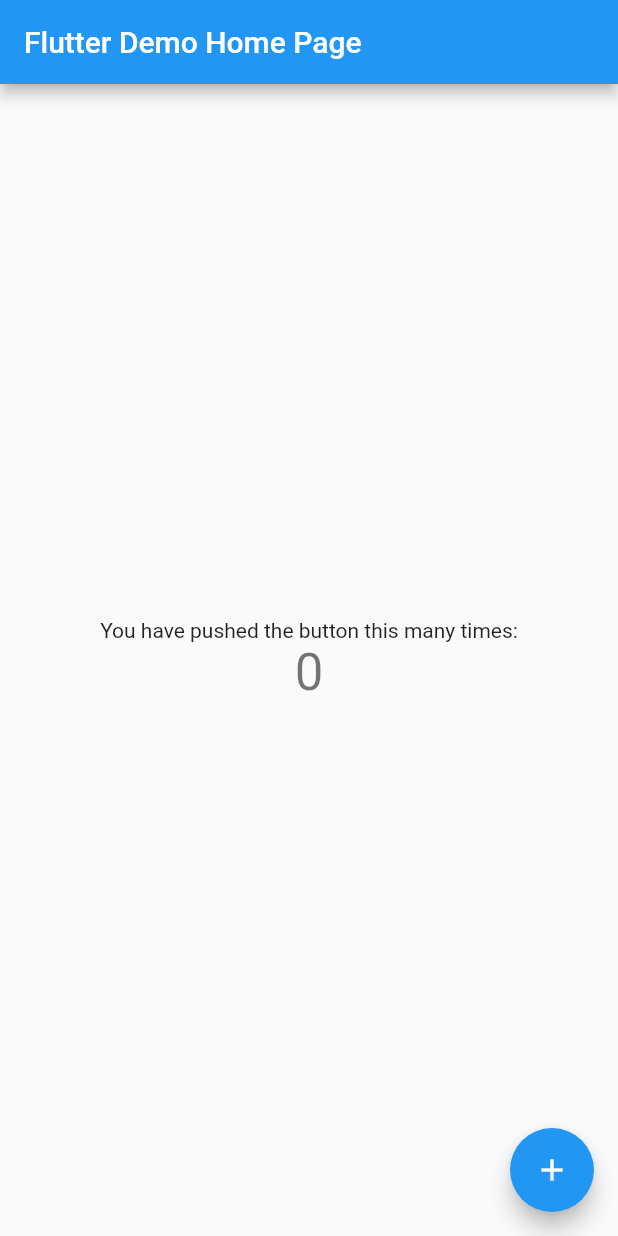
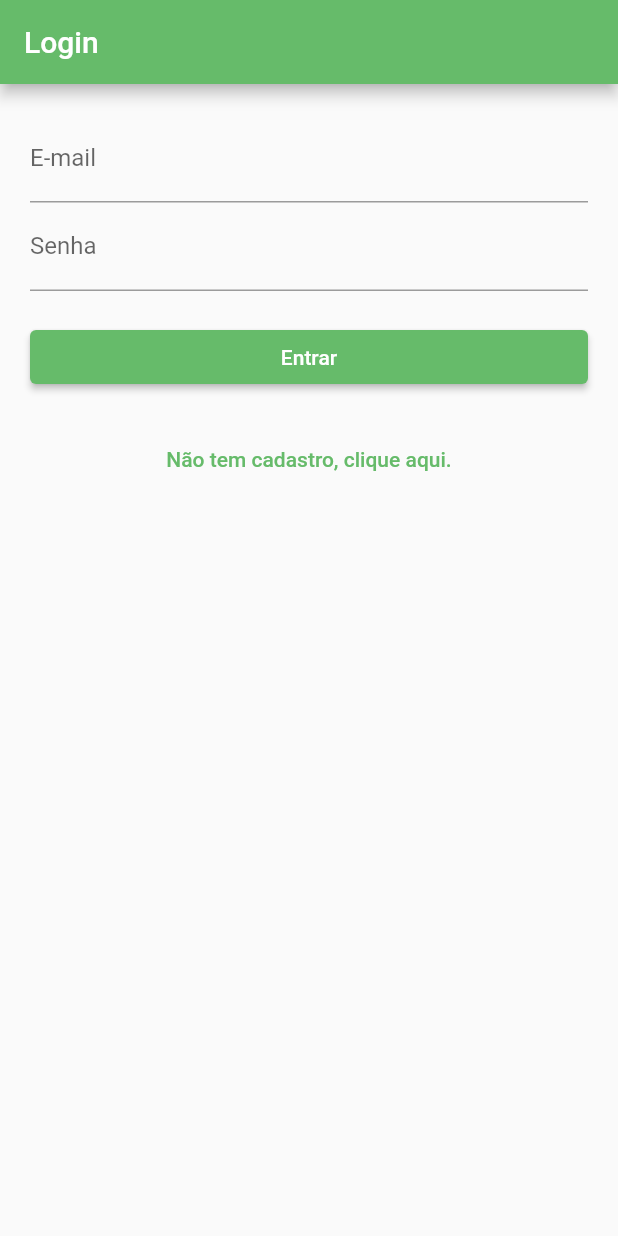
Before and after one commit to Guilhermepzm/trash-finder, a Flutter app: the screen it shows after launch, on a phone screen of 412 x 824 dp. Run offline on Flutter 3.47's test engine with Material 2 defaults, Android fonts, the phone set to English and light mode, and no system bars; our stand-ins replace cloud_firestore, firebase_auth, firebase_core, google_maps_flutter; accounts and stored records are empty.

Commit message:
sprint 2 ok

```diff
--- /dev/null
+++ b/lib/auth/login.dart
@@ -0,0 +1,92 @@
+import 'package:trash_finder/auth/register.dart';
+import 'package:firebase_auth/firebase_auth.dart';
+import 'package:flutter/material.dart';
+
+import '../app/home.dart';
+
+class LoginPage extends StatefulWidget {
+  @override
+  _LoginPageState createState() => _LoginPageState();
+}
+
+class _LoginPageState extends State<LoginPage> {
+  final FirebaseAuth auth = FirebaseAuth.instance;
+  var _formKey = GlobalKey<FormState>();
+
+  String? email, senha;
+
+  Future _login(BuildContext context) async {
+    if (_formKey.currentState!.validate()) {
+      _formKey.currentState!.save();
+
+      try {
+        await auth.signInWithEmailAndPassword(email: email!, password: senha!);
+
+        Navigator.of(context).pushAndRemoveUntil(
+            MaterialPageRoute(builder: (_) => HomePage()), (route) => false);
+      } on FirebaseAuthException catch (ex) {
+        print(ex.message);
+      }
+    }
+  }
+
+  @override
+  Widget build(BuildContext context) {
+    return Scaffold(
+      appBar: AppBar(
+        backgroundColor: Colors.green[400],
+        title: Text("Login"),
+      ),
+      body: Form(
+        key: _formKey,
+        child: Container(
+          padding: const EdgeInsets.all(20),
+          child: Column(
+            children: [
+              TextFormField(
+                decoration: InputDecoration(
+                  labelText: "E-mail",
+                ),
+                onSaved: (value) => email = value,
+              ),
+              TextFormField(
+                decoration: InputDecoration(
+                  labelText: "Senha",
+                ),
+                obscureText: true,
+                onSaved: (value) => senha = value,
+                validator: (value) {
+                  if (value!.length < 6)
+                    return "Senha deve conter no mínimo 6 caracteres";
+                  return null;
+                },
+              ),
+              SizedBox(
+                height: 20,
+              ),
+              Container(
+                width: double.infinity,
+                child: ElevatedButton(
+                  style: ElevatedButton.styleFrom(primary: Colors.green[400]),
+                  onPressed: () => _login(context),
+                  child: Text("Entrar"),
+                ),
+              ),
+              SizedBox(
+                height: 20,
+              ),
+              TextButton(
+                style: TextButton.styleFrom(primary: Colors.green[400]),
+                onPressed: () {
+                  Navigator.of(context)
+                      .push(MaterialPageRoute(builder: (_) => RegisterPage()));
+                },
+                child: Text("Não tem cadastro, clique aqui."),
+              ),
+            ],
+          ),
+        ),
+      ),
+    );
+  }
+}
--- a/lib/main.dart
+++ b/lib/main.dart
@@ -1,113 +1,23 @@
+import 'package:trash_finder/app/home.dart';
+import 'package:trash_finder/auth/login.dart';
 import 'package:flutter/material.dart';
+import 'package:firebase_core/firebase_core.dart';
+import 'package:firebase_auth/firebase_auth.dart';
 
-void main() {
+void main() async {
+  WidgetsFlutterBinding.ensureInitialized();
+  await Firebase.initializeApp();
   runApp(MyApp());
 }
 
 class MyApp extends StatelessWidget {
-  // This widget is the root of your application.
+  final FirebaseAuth auth = FirebaseAuth.instance;
+
   @override
   Widget build(BuildContext context) {
     return MaterialApp(
-      title: 'Flutter Demo',
-      theme: ThemeData(
-        // This is the theme of your application.
-        //
-        // Try running your application with "flutter run". You'll see the
-        // application has a blue toolbar. Then, without quitting the app, try
-        // changing the primarySwatch below to Colors.green and then invoke
-        // "hot reload" (press "r" in the console where you ran "flutter run",
-        // or simply save your changes to "hot reload" in a Flutter IDE).
-        // Notice that the counter didn't reset back to zero; the application
-        // is not restarted.
-        primarySwatch: Colors.blue,
-      ),
-      home: MyHomePage(title: 'Flutter Demo Home Page'),
+      debugShowCheckedModeBanner: false,
+      home: auth.currentUser == null ? LoginPage() : HomePage(),
     );
   }
 }
-
-class MyHomePage extends StatefulWidget {
-  MyHomePage({Key? key, required this.title}) : super(key: key);
-
-  // This widget is the home page of your application. It is stateful, meaning
-  // that it has a State object (defined below) that contains fields that affect
-  // how it looks.
-
-  // This class is the configuration for the state. It holds the values (in this
-  // case the title) provided by the parent (in this case the App widget) and
-  // used by the build method of the State. Fields in a Widget subclass are
-  // always marked "final".
-
-  final String title;
-
-  @override
-  _MyHomePageState createState() => _MyHomePageState();
-}
-
-class _MyHomePageState extends State<MyHomePage> {
-  int _counter = 0;
-
-  void _incrementCounter() {
-    setState(() {
-      // This call to setState tells the Flutter framework that something has
-      // changed in this State, which causes it to rerun the build method below
-      // so that the display can reflect the updated values. If we changed
-      // _counter without calling setState(), then the build method would not be
-      // called again, and so nothing would appear to happen.
-      _counter++;
-    });
-  }
-
-  @override
-  Widget build(BuildContext context) {
-    // This method is rerun every time setState is called, for instance as done
-    // by the _incrementCounter method above.
-    //
-    // The Flutter framework has been optimized to make rerunning build methods
-    // fast, so that you can just rebuild anything that needs updating rather
-    // than having to individually change instances of widgets.
-    return Scaffold(
-      appBar: AppBar(
-        // Here we take the value from the MyHomePage object that was created by
-        // the App.build method, and use it to set our appbar title.
-        title: Text(widget.title),
-      ),
-      body: Center(
-        // Center is a layout widget. It takes a single child and positions it
-        // in the middle of the parent.
-        child: Column(
-          // Column is also a layout widget. It takes a list of children and
-          // arranges them vertically. By default, it sizes itself to fit its
-          // children horizontally, and tries to be as tall as its parent.
-          //
-          // Invoke "debug painting" (press "p" in the console, choose the
-          // "Toggle Debug Paint" action from the Flutter Inspector in Android
-          // Studio, or the "Toggle Debug Paint" command in Visual Studio Code)
-          // to see the wireframe for each widget.
-          //
-          // Column has various properties to control how it sizes itself and
-          // how it positions its children. Here we use mainAxisAlignment to
-          // center the children vertically; the main axis here is the vertical
-          // axis because Columns are vertical (the cross axis would be
-          // horizontal).
-          mainAxisAlignment: MainAxisAlignment.center,
-          children: <Widget>[
-            Text(
-              'You have pushed the button this many times:',
-            ),
-            Text(
-              '$_counter',
-              style: Theme.of(context).textTheme.headline4,
-            ),
-          ],
-        ),
-      ),
-      floatingActionButton: FloatingActionButton(
-        onPressed: _incrementCounter,
-        tooltip: 'Increment',
-        child: Icon(Icons.add),
-      ), // This trailing comma makes auto-formatting nicer for build methods.
-    );
-  }
-}
--- a/pubspec.yaml
+++ b/pubspec.yaml
@@ -26,10 +26,13 @@
 
   firebase_core: ^1.7.0
   cloud_firestore: ^2.5.3
+  firebase_auth: "^3.1.3"
   firebase_storage: ^10.0.5
   # The following adds the Cupertino Icons font to your application.
   # Use with the CupertinoIcons class for iOS style icons.
   cupertino_icons: ^1.0.2
+  google_maps_flutter: ^2.0.9
+  location: ^4.2.0
 
 dev_dependencies:
   flutter_test:
```
Also changed, not shown: lib/app/configurations/configurations.dart (added, +39 -0 lines), lib/app/home.dart (added, +74 -0 lines), lib/app/maps/maps.dart (added, +32 -0 lines), lib/app/trash/add-button.dart (added, +24 -0 lines), lib/app/trash/register.dart (added, +100 -0 lines), lib/app/trash/trash-list.dart (added, +79 -0 lines), lib/auth/register.dart (added, +108 -0 lines), pubspec.lock, 4 other files.
